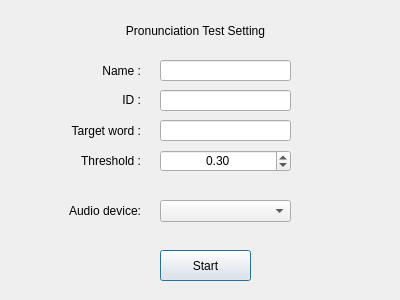
Above: util/StartUI.ui from thdals3407/Pronunciation-Game-Control before the change. Below: the same form after it.
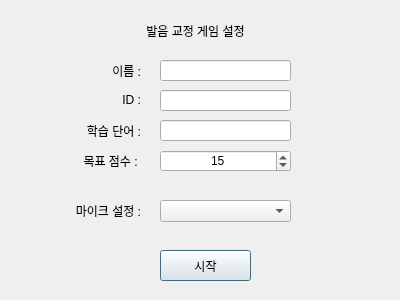
That is the form after the change.

Diff of the .ui file:
```diff
--- a/util/StartUI.ui
+++ b/util/StartUI.ui
@@ -23,7 +23,7 @@
     </rect>
    </property>
    <property name="text">
-    <string>Pronunciation Test Setting</string>
+    <string>발음 교정 게임 설정</string>
    </property>
    <property name="alignment">
     <set>Qt::AlignCenter</set>
@@ -39,7 +39,7 @@
     </rect>
    </property>
    <property name="text">
-    <string>Name :</string>
+    <string>이름 :</string>
    </property>
    <property name="alignment">
     <set>Qt::AlignRight|Qt::AlignTrailing|Qt::AlignVCenter</set>
@@ -91,7 +91,7 @@
     </rect>
    </property>
    <property name="text">
-    <string>Target word :</string>
+    <string>학습 단어 :</string>
    </property>
    <property name="alignment">
     <set>Qt::AlignRight|Qt::AlignTrailing|Qt::AlignVCenter</set>
@@ -117,7 +117,7 @@
     </rect>
    </property>
    <property name="text">
-    <string>Threshold :</string>
+    <string>목표 점수 : </string>
    </property>
    <property name="alignment">
     <set>Qt::AlignRight|Qt::AlignTrailing|Qt::AlignVCenter</set>
@@ -133,7 +133,7 @@
     </rect>
    </property>
    <property name="text">
-    <string>Audio device:</string>
+    <string>마이크 설정 :</string>
    </property>
    <property name="alignment">
     <set>Qt::AlignRight|Qt::AlignTrailing|Qt::AlignVCenter</set>
@@ -161,11 +161,14 @@
    <property name="alignment">
     <set>Qt::AlignCenter</set>
    </property>
+   <property name="decimals">
+    <number>0</number>
+   </property>
    <property name="singleStep">
     <double>0.010000000000000</double>
    </property>
    <property name="value">
-    <double>0.300000000000000</double>
+    <double>15.000000000000000</double>
    </property>
   </widget>
   <widget class="QPushButton" name="pushButton">
@@ -178,7 +181,7 @@
     </rect>
    </property>
    <property name="text">
-    <string>Start</string>
+    <string>시작</string>
    </property>
   </widget>
  </widget>
```
Left out of the diff: 2 changed lines with no effect on the pictures.
